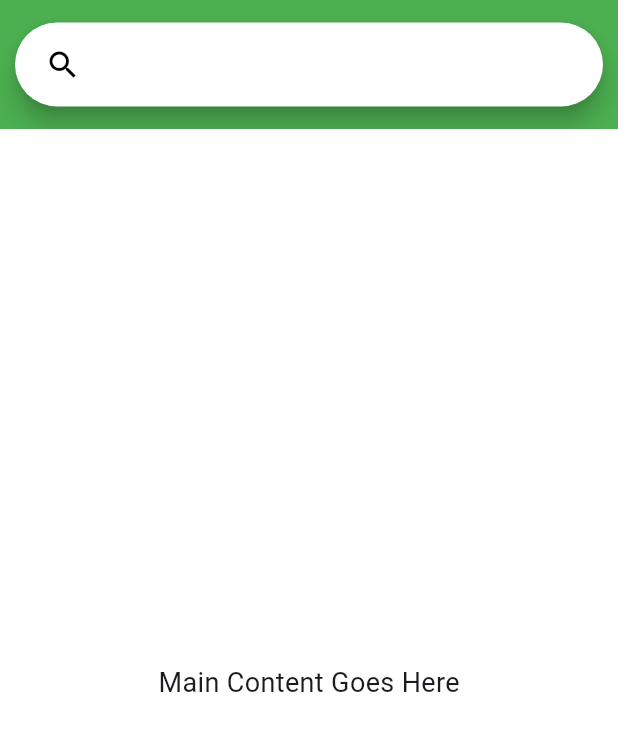
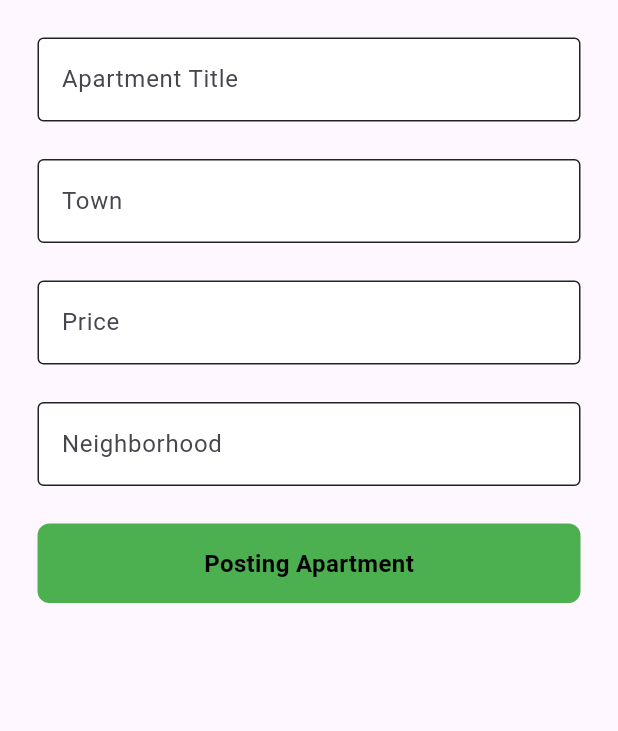
Before and after one commit to benjaminCMD/upr-housing, a Flutter app: the screen it shows once a user with an empty profile is signed in, on a phone screen of 412 x 824 dp. Shown: the top 731 px of the screen. Run offline on Flutter 3.47's test engine with Material 3 defaults, Android fonts, the phone set to English and light mode, and no system bars; our stand-ins replace cloud_firestore, firebase_auth, firebase_core; accounts and stored records are empty; network calls fail.

Commit message:
Uploading_Post_APT_still_working_on_it

```diff
--- /dev/null
+++ b/lib/model/Apartments_Crud.dart
@@ -0,0 +1,25 @@
+import 'package:flutter/material.dart';
+import 'package:cloud_firestore/cloud_firestore.dart';
+
+class Apartment{}
+  Future<void> addAID(aID) async {
+    await FirebaseFirestore.instance.collection('Apartments').doc(aID).set({
+      'aID': aID,
+    });
+  }
+
+
+  Future<void> addApartment(
+    aTitle,
+    aTown,
+    aPrice,
+    aNeighborhood,
+  ) async {
+    await FirebaseFirestore.instance.collection('Apartments').add({
+      'aID':'',
+      'Apartment_title': aTitle,
+      'Town': aTown,
+      'Price': aPrice,
+      'Neighborhood': aNeighborhood,
+    });
+  }
--- a/lib/pages/auth_page.dart
+++ b/lib/pages/auth_page.dart
@@ -1,5 +1,6 @@
 import 'package:flutter/material.dart';
 import 'package:upr_housing/pages/login.dart';
+import 'package:upr_housing/pages/posting_Apt.dart';
 import 'home_page.dart';
 import 'home_page2.dart';
 import 'package:firebase_auth/firebase_auth.dart';
@@ -15,22 +16,11 @@ class AuthPage extends StatelessWidget {
         body: StreamBuilder<User?>(
             stream: FirebaseAuth.instance.authStateChanges(),
             builder: (context, snapshot) {
-
               if (snapshot.hasData) {
-            return HomePageApp();
-          }
-
-          else {
+                return PostingAptApp();
+              } else {
                 return LoginPage();
               }
-
-
-
+            }));
   }
-
-      )
-
-    );
 }
-
-  }
--- /dev/null
+++ b/lib/pages/posting_Apt.dart
@@ -0,0 +1,73 @@
+import 'package:flutter/material.dart';
+import 'package:upr_housing/components/my_button.dart';
+import 'package:upr_housing/components/my_textfield.dart';
+import 'package:cloud_firestore/cloud_firestore.dart';
+import 'package:upr_housing/model/Apartments_Crud.dart';
+
+class PostingAptApp extends StatefulWidget {
+  const PostingAptApp({super.key});
+
+  @override
+  State<PostingAptApp> createState() => PostingAptAppState();
+}
+
+class PostingAptAppState extends State<PostingAptApp> {
+  TextEditingController aTitleController = TextEditingController();
+  TextEditingController aTownController = TextEditingController();
+  TextEditingController aNeighborhoodController = TextEditingController();
+  TextEditingController aPriceController = TextEditingController();
+  Apartment apt = Apartment();
+
+
+  Future<void> addApartment(
+    aTitle,
+    aTown,
+    aPrice,
+    aNeighborhood,
+  ) async {
+    await FirebaseFirestore.instance.collection('Apartments').add({
+      'Apartment_title': aTitle,
+      'Town': aTown,
+      'Price': aPrice,
+      'Neighborhood': aNeighborhood,
+    });
+  }
+
+  @override
+  Widget build(BuildContext context) {
+    return Scaffold(
+        body: SafeArea(
+            child: Center(
+                child: Column(
+      children: [
+        const SizedBox(height: 25),
+        MyTextField(
+            controller: aTitleController,
+            hintText: 'Apartment Title',
+            obscureText: false),
+        const SizedBox(height: 25),
+        MyTextField(
+            controller: aTownController, hintText: 'Town', obscureText: false),
+        const SizedBox(height: 25),
+        MyTextField(
+            controller: aPriceController,
+            hintText: 'Price',
+            obscureText: false),
+        const SizedBox(height: 25),
+        MyTextField(
+            controller: aNeighborhoodController,
+            hintText: 'Neighborhood',
+            obscureText: false),
+        const SizedBox(height: 25),
+        MyButton(
+            onTap: () => addApartment(
+                  aTitleController.text,
+                  aTownController.text,
+                  aPriceController.text,
+                  aNeighborhoodController.text,
+                ),
+            text: "Posting Apartment"),
+      ],
+    ))));
+  }
+}
```
Lines whose indentation alone changed are shown as unchanged.
